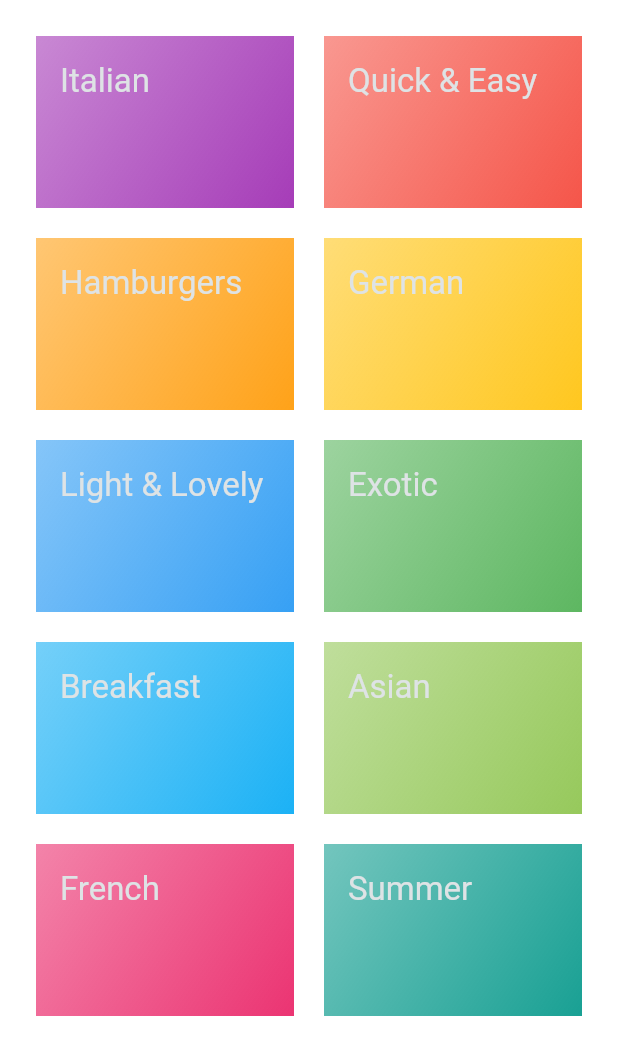
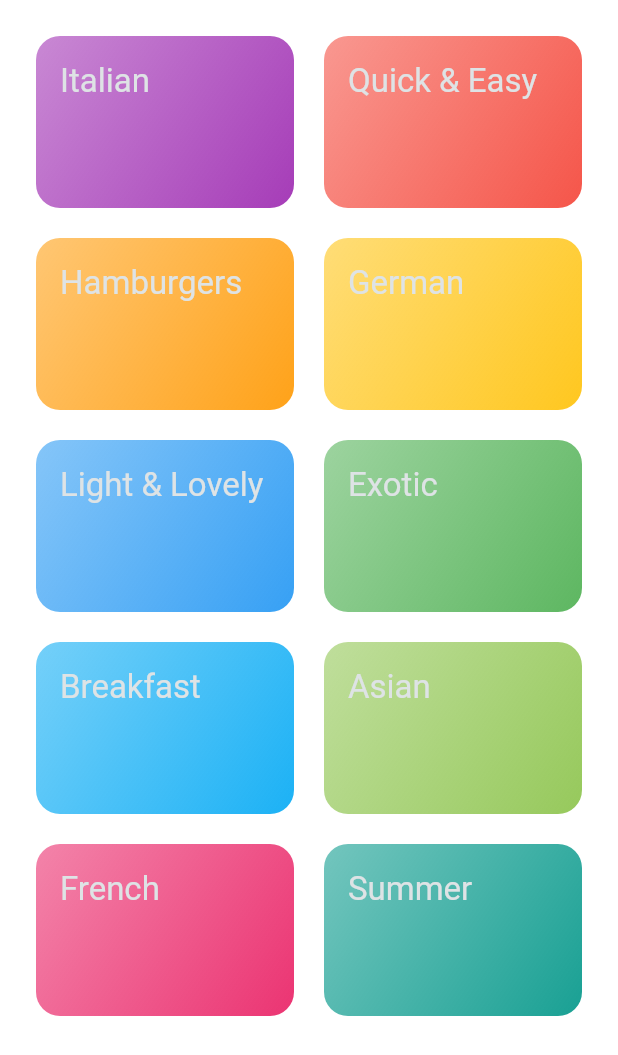
Before and after one commit to aMohamed2234/mealsapp, a Flutter app: the screen it shows after launch, on a phone screen of 412 x 824 dp. Shown: the top 1055 px of the screen. Run offline on Flutter 3.47's test engine with Material 3 defaults, Android fonts, the phone set to English and light mode, and no system bars; our stand-ins replace transparent_image.

Commit message:
initial commit

```diff
--- a/lib/widgets/category_grid_item.dart
+++ b/lib/widgets/category_grid_item.dart
@@ -2,30 +2,44 @@ import 'package:flutter/material.dart';
 import 'package:mealsapp/model/category.dart';
 
 class CategoryGridItem extends StatelessWidget {
-  const CategoryGridItem({super.key, required this.category});
+  const CategoryGridItem({super.key, required this.category,required this.onSelectCategory});
 
   final Category category;
 
+    final void  Function() onSelectCategory;
+
   @override
   Widget build(BuildContext context) {
-    return Container(
+    //Alternative is to use GestureDetector widget
+    return InkWell(
+      onTap: () {
 
-      padding: const EdgeInsets.all(16) ,
+
+        onSelectCategory();
+      },
+      splashColor: Theme.of(context).primaryColor,
+      borderRadius: BorderRadius.circular(16),
+      child: Container(
+        padding: const EdgeInsets.all(16),
         decoration: BoxDecoration(
-          gradient: LinearGradient(colors: [
+            borderRadius: BorderRadius.circular(16),
+            gradient: LinearGradient(
+              colors: [
                 category.color.withOpacity(0.55),
                 category.color.withOpacity(0.9)
               ],
-
               begin: Alignment.topLeft,
               end: Alignment.bottomRight,
 
             )),
-      child: Text(category.title,
-      style:Theme.of(context).textTheme.titleLarge!.copyWith(
+        child: Text(
+          category.title,
+          style: Theme.of(context).textTheme.titleLarge!.copyWith(
                 color: Theme.of(context).colorScheme.onBackground,
-
-      ) ,),
+              )
+              ,
+        ),
+      ),
     );
   }
 }
```
Lines whose indentation alone changed are shown as unchanged.
